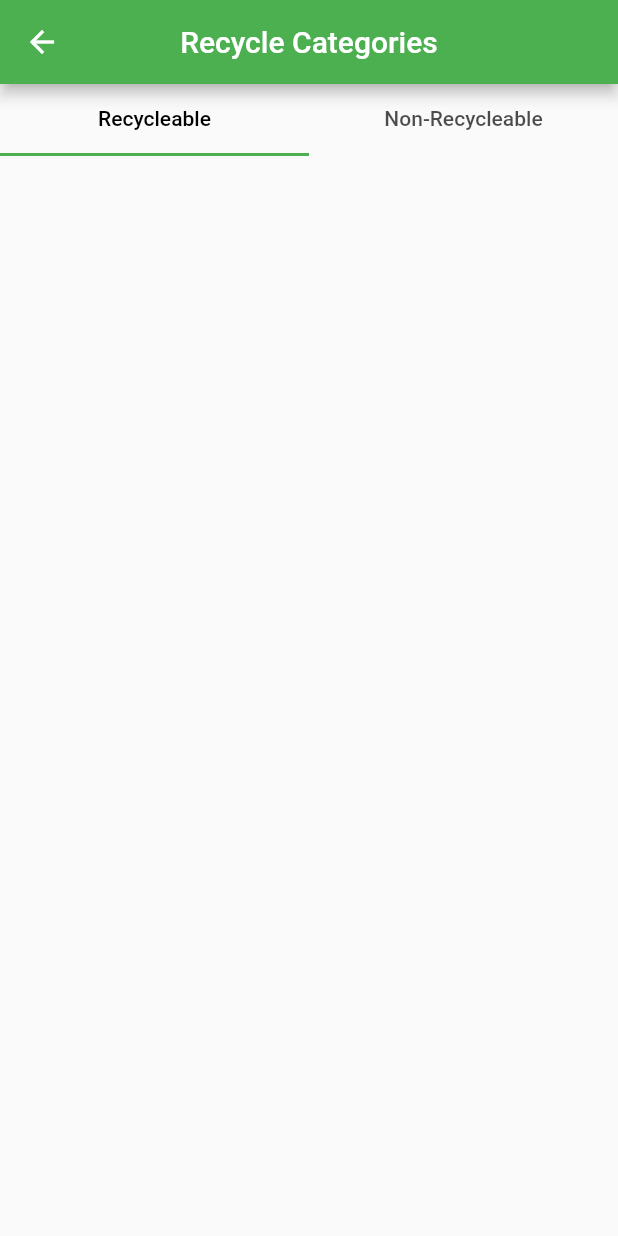
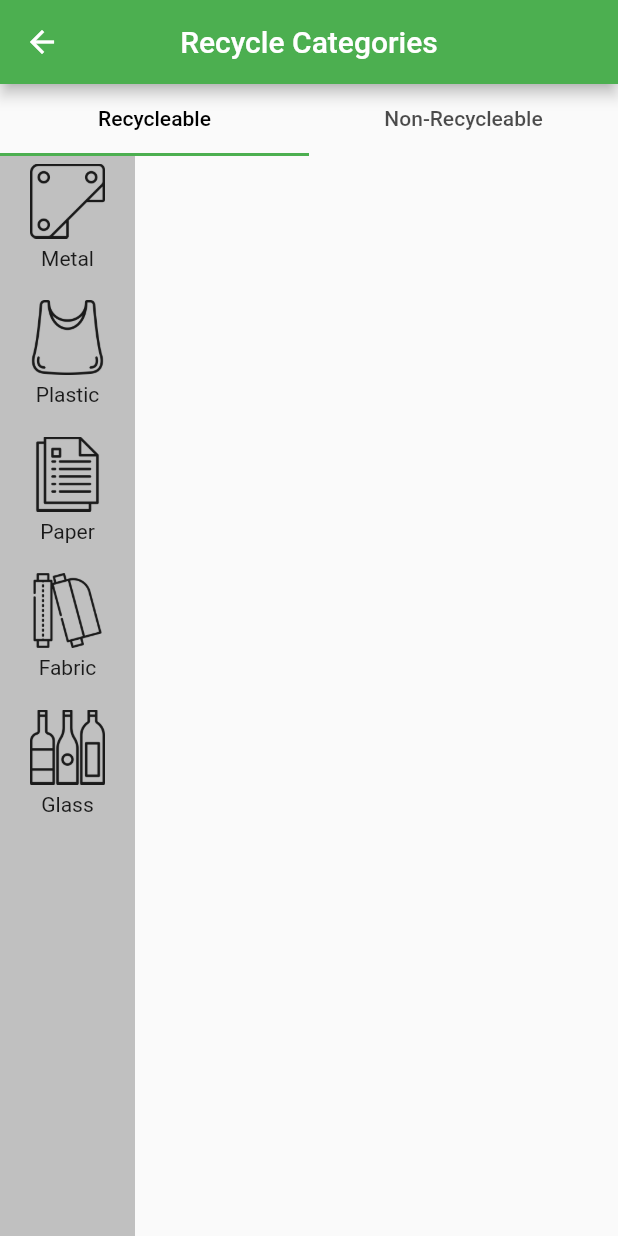
Before and after one commit to syukrianuar/recycle-app, a Flutter app: the screen it shows after launch, after a tap on "Categories", on a phone screen of 412 x 824 dp. Run offline on Flutter 3.47's test engine with Material 2 defaults, Android fonts, the phone set to English and light mode, and no system bars.

Commit message:
recycle categories page

```diff
--- a/lib/screens/categories_page.dart
+++ b/lib/screens/categories_page.dart
@@ -27,10 +27,8 @@ class CategoriesPageState extends State<CategoriesPage> {
               )
             ]),
             body: Scaffold(
-              body: TabBarView(children: [
-                RecycleablePage(),
-                NonRecycleablePage()
-              ]),
+              body: TabBarView(
+                  children: [RecycleablePage(), NonRecycleablePage()]),
             )),
       ),
     );
@@ -60,7 +58,85 @@ class RecycleablePage extends StatelessWidget {
   @override
   Widget build(BuildContext context) {
     return Scaffold(
-      body: Row(children: [Column(children: [Container(height: MediaQuery.of(context).size.height,)],),Column()],),
+      body: SingleChildScrollView(
+        child: Row(
+          children: [
+            Column(
+              children: [
+                Container(
+                  width: 90,
+                  height: MediaQuery.of(context).size.height,
+                  decoration:
+                      BoxDecoration(color: Color.fromARGB(255, 192, 192, 192)),
+                  child: Column(
+                    children: [
+                      SizedBox(
+                        height: 5,
+                      ),
+                      ImageIcon(
+                        AssetImage("assets/metal.png"),
+                        size: 50,
+                      ),
+                      SizedBox(
+                        height: 5,
+                      ),
+                      Text("Metal"),
+                      SizedBox(
+                        height: 20,
+                      ),
+                      ImageIcon(
+                        AssetImage("assets/plastic.png"),
+                        size: 50,
+                      ),
+                      SizedBox(
+                        height: 5,
+                      ),
+                      Text("Plastic"),
+                      SizedBox(
+                        height: 20,
+                      ),
+                      ImageIcon(
+                        AssetImage("assets/paper.png"),
+                        size: 50,
+                      ),
+                      SizedBox(
+                        height: 5,
+                      ),
+                      Text("Paper"),
+                      SizedBox(
+                        height: 20,
+                      ),
+                      ImageIcon(
+                        AssetImage("assets/fabric.png"),
+                        size: 50,
+                      ),
+                      SizedBox(
+                        height: 5,
+                      ),
+                      Text("Fabric"),
+                      SizedBox(
+                        height: 20,
+                      ),
+                      ImageIcon(
+                        AssetImage("assets/glass.png"),
+                        size: 50,
+                      ),
+                      SizedBox(
+                        height: 5,
+                      ),
+                      Text("Glass"),
+                      SizedBox(
+                        height: 20,
+                      ),
+                    ],
+                  ),
+                )
+              ],
+            ),
+            Column()
+          ],
+        ),
+      ),
     );
   }
 }
--- a/pubspec.yaml
+++ b/pubspec.yaml
@@ -58,9 +58,8 @@ flutter:
   uses-material-design: true
 
   # To add assets to your application, add an assets section, like this:
-  # assets:
-  #   - images/a_dot_burr.jpeg
-  #   - images/a_dot_ham.jpeg
+  assets:
+    - assets/
 
   # An image asset can refer to one or more resolution-specific "variants", see
   # https://flutter.dev/assets-and-images/#resolution-aware.
```
Also changed, not shown: assets/fabric.png (added), assets/glass.png (added), assets/icons8-sheet-metal-100.png (added), assets/metal.png (added), assets/paper.png (added), assets/plastic.png (added), assets/recycle.png (added).
